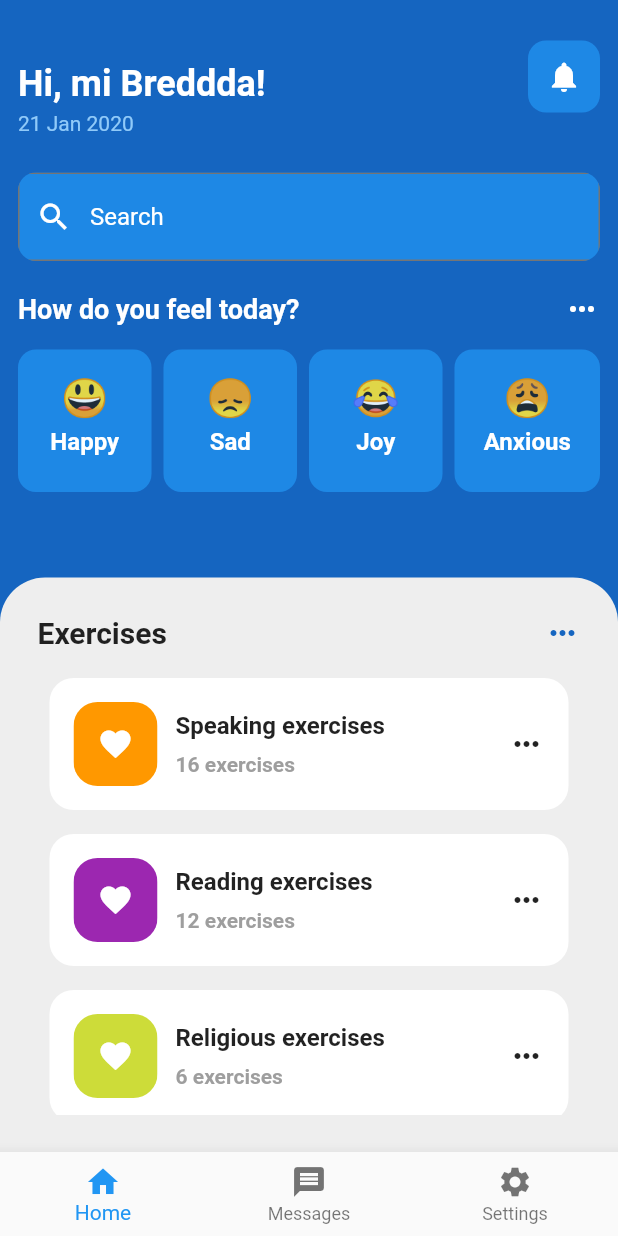
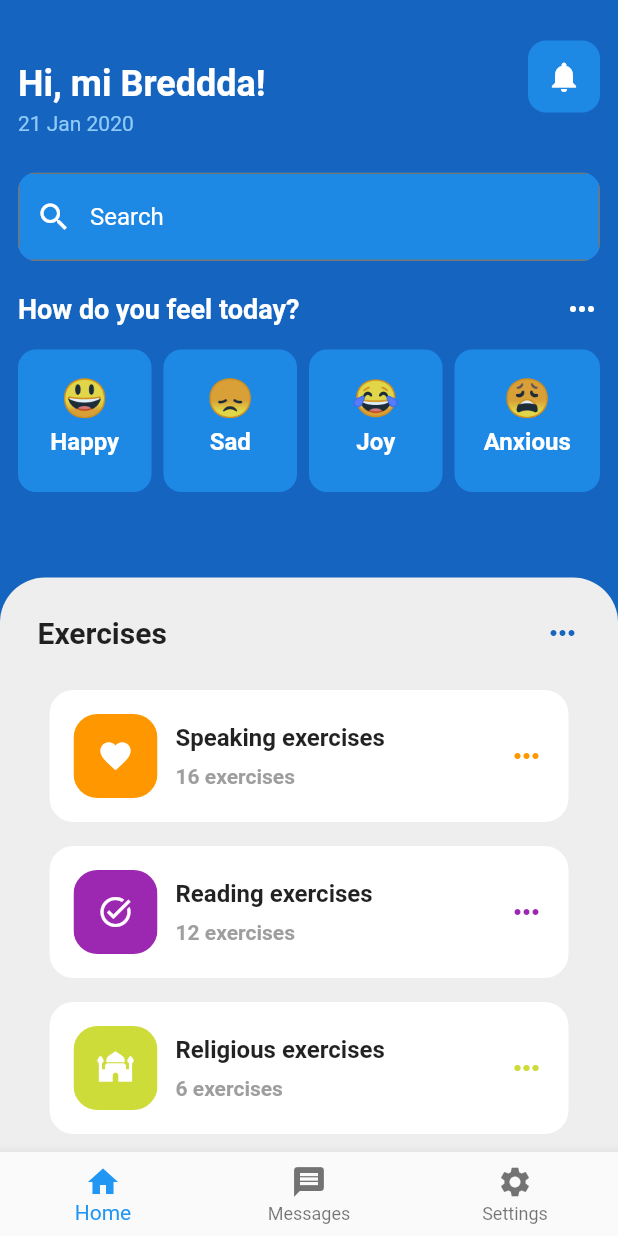
Before and after one commit to Lowkali/mentalhealthapp, a Flutter app: the screen it shows after launch, on a phone screen of 412 x 824 dp. Run offline on Flutter 3.47's test engine with Material 2 defaults, Android fonts, the phone set to English and light mode, and no system bars.

Commit message:
fixed icon  & colors issue(each  with own list)

```diff
--- a/lib/pages/homepage.dart
+++ b/lib/pages/homepage.dart
@@ -19,13 +19,21 @@ class _HomePageState extends State<HomePage> {
     ['😂', 'Joy'],
     ['😩', 'Anxious'],
   ];
+  List<IconData> icons = [
+    Icons.favorite,
+    Icons.task_alt,
+    Icons.mosque,
+    Icons.sports_soccer
+  ];
 
   final List exercises = [
-    [Icon(Icons.favorite), Colors.orange, 'Speaking exercises', 16],
-    [Icon(Icons.task_alt), Colors.purple, 'Reading exercises', 12],
-    [Icon(Icons.mosque), Colors.lime, 'Religious exercises', 6],
-    [Icon(Icons.sports_soccer), Colors.red, 'Outoor exercises', 21]
+    ['Speaking exercises', 16],
+    ['Reading exercises', 12],
+    ['Religious exercises', 6],
+    ['Outdoor exercises', 21]
   ];
+
+  List<Color> colors = [Colors.orange, Colors.purple, Colors.lime, Colors.red];
   @override
   Widget build(BuildContext context) {
     return Scaffold(
@@ -179,7 +187,7 @@ class _HomePageState extends State<HomePage> {
               color: Colors.grey[200],
             ),
             child: Padding(
-                padding: EdgeInsets.all(25),
+                padding: EdgeInsets.only(top: 25, right: 25, left: 25),
                 child: Center(
                   child: Column(
                     children: [
@@ -197,7 +205,7 @@ class _HomePageState extends State<HomePage> {
                         ],
                       ),
                       SizedBox(
-                        height: 10,
+                        height: 18,
                       ),
 
                       //list of exercises
@@ -206,10 +214,10 @@ class _HomePageState extends State<HomePage> {
                           itemCount: exercises.length,
                           itemBuilder: (BuildContext context, int index) {
                             return Exercise(
-                                // icon: exercises[index][0],
-                                color: exercises[index][1],
-                                exerciseType: exercises[index][2],
-                                numberOfExercises: exercises[index][3]);
+                                icon: icons[index],
+                                color: colors[index],
+                                exerciseType: exercises[index][0],
+                                numberOfExercises: exercises[index][1]);
                           },
                         ),
                       ),
--- a/lib/util/exercise.dart
+++ b/lib/util/exercise.dart
@@ -9,7 +9,7 @@ class Exercise extends StatelessWidget {
   final icon;
 
   Exercise(
-      {this.icon,
+      {required this.icon,
       required this.color,
       required this.exerciseType,
       required this.numberOfExercises});
@@ -35,7 +35,7 @@ class Exercise extends StatelessWidget {
                       padding: EdgeInsets.all(16),
                       color: color,
                       child: Icon(
-                        Icons.favorite,
+                        icon,
                         color: Colors.white,
                       )),
                 ),
@@ -62,7 +62,10 @@ class Exercise extends StatelessWidget {
                 )
               ],
             ),
-            Icon(Icons.more_horiz)
+            Icon(
+              Icons.more_horiz,
+              color: color,
+            )
           ],
         ),
       ),
```
